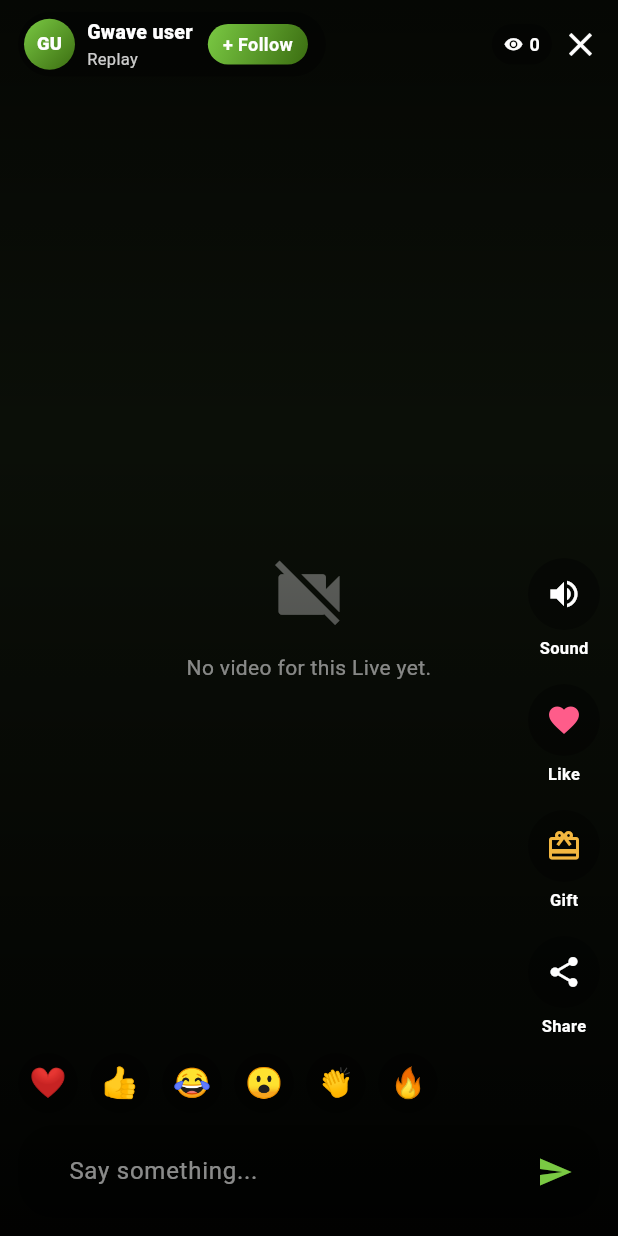
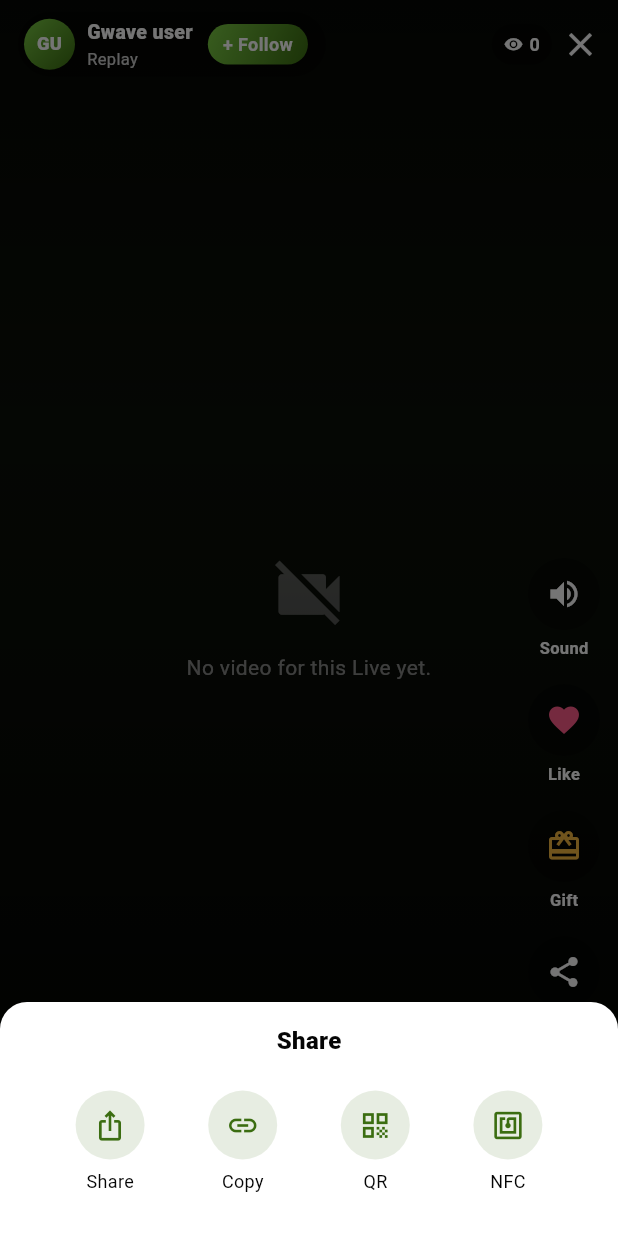
Before and after one commit to KoNyein/gwave.ai, a Flutter app: the LiveWatchScreen screen opened directly with empty values, after a tap on "Share", on a phone screen of 412 x 824 dp. Run offline on Flutter 3.47's test engine with Material 3 defaults, Android fonts, the phone set to English and light mode, and no system bars; our stand-ins replace app_links, audioplayers, cached_network_image, camera, file_picker, firebase_core and 16 more; missing offline and left inert: apivideo_live_stream, flutter_webrtc, livekit_client, mobile_scanner, nearby_connections, nfc_manager and 4 more; accounts and stored records are empty; network calls fail; statements that could not run were skipped; project files that could hold a hidden picture were left out.

Commit message:
Share: QR + NFC share sheet for posts/reels/lives + a QR generator tool
- New reusable widgets/share_sheet.dart (System share / Copy link / QR code /
  write-to-NFC-tag) wired into the post card, the reels rail, and the live
  watch rail — every shareable item can now hand off as a scannable QR or a
  tap-to-open NFC tag, not just a copied link.
- New Tools → QR chip: an on-device QR generator with Text / URL / Phone /
  SMS / Wi-Fi templates, live preview, copy + share.

Co-Authored-By: Claude Opus 4.8 <noreply@anthropic.com>
Claude-Session: https://claude.ai/code/session_012s9enLxZbWByPEqhMYct4c

```diff
--- a/mobile/lib/features/live/live_watch_screen.dart
+++ b/mobile/lib/features/live/live_watch_screen.dart
@@ -13,6 +13,7 @@ import '../../core/config.dart';
 import '../../core/models.dart';
 import '../../core/repository.dart';
 import '../../core/theme.dart';
+import '../../widgets/share_sheet.dart';
 import '../../widgets/common.dart';
 import '../web/web_screen.dart';
 
@@ -717,7 +718,13 @@ class _LiveWatchScreenState extends State<LiveWatchScreen> {
         _railButton(Icons.card_giftcard, "Gift", GwColors.gold,
             onTap: () => _react("🔥")),
         const SizedBox(height: 16),
-        _railButton(Icons.share, "Share", Colors.white, onTap: () {}),
+        _railButton(Icons.share, "Share", Colors.white, onTap: () {
+          showShareSheet(
+            context,
+            url: "https://gwave.cc/live/${widget.stream.id}",
+            title: widget.stream.title,
+          );
+        }),
       ],
     );
   }
--- a/mobile/lib/features/tools/tools_screen.dart
+++ b/mobile/lib/features/tools/tools_screen.dart
@@ -5,6 +5,7 @@ import 'package:flutter/services.dart';
 
 import '../../core/theme.dart';
 import 'nfc_tool_screen.dart';
+import 'qr_tool.dart';
 
 /// Native agriculture calculators — pure on-device math, so they work offline.
 /// A chip selector switches between calculators; each renders its own inputs
@@ -16,7 +17,7 @@ class ToolsScreen extends StatefulWidget {
   State<ToolsScreen> createState() => _ToolsScreenState();
 }
 
-enum _Calc { ecPpm, vpd, units, currency, profit, nfc }
+enum _Calc { ecPpm, vpd, units, currency, profit, qr, nfc }
 
 class _ToolsScreenState extends State<ToolsScreen> {
   _Calc _calc = _Calc.ecPpm;
@@ -27,6 +28,7 @@ class _ToolsScreenState extends State<ToolsScreen> {
     _Calc.units: "Units",
     _Calc.currency: "Currency",
     _Calc.profit: "Profit",
+    _Calc.qr: "QR",
     _Calc.nfc: "NFC",
   };
   static const _icons = {
@@ -35,6 +37,7 @@ class _ToolsScreenState extends State<ToolsScreen> {
     _Calc.units: Icons.straighten_outlined,
     _Calc.currency: Icons.payments_outlined,
     _Calc.profit: Icons.trending_up,
+    _Calc.qr: Icons.qr_code_2,
     _Calc.nfc: Icons.nfc,
   };
 
@@ -88,6 +91,7 @@ class _ToolsScreenState extends State<ToolsScreen> {
                       _Calc.units => const _UnitCalc(),
                       _Calc.currency => const _CurrencyCalc(),
                       _Calc.profit => const _ProfitCalc(),
+                      _Calc.qr => const QrTool(),
                       _Calc.nfc => const SizedBox.shrink(),
                     },
                   ),
--- /dev/null
+++ b/mobile/lib/widgets/share_sheet.dart
@@ -0,0 +1,198 @@
+import 'package:flutter/material.dart';
+import 'package:flutter/services.dart';
+import 'package:nfc_manager/nfc_manager.dart';
+import 'package:qr_flutter/qr_flutter.dart';
+import 'package:share_plus/share_plus.dart';
+
+import '../core/i18n.dart';
+import '../core/theme.dart';
+
+/// One reusable "share this" sheet for posts, reels, lives and videos.
+/// Offers: system share, copy link, a scannable QR code of the link, and
+/// writing the link to an NFC tag (tap-to-open). Any surface with a shareable
+/// gwave.cc URL can call [showShareSheet].
+Future<void> showShareSheet(
+  BuildContext context, {
+  required String url,
+  String? title,
+  String? message,
+}) {
+  return showModalBottomSheet(
+    context: context,
+    isScrollControlled: true,
+    backgroundColor: GwColors.surfaceOf(context),
+    shape: const RoundedRectangleBorder(
+      borderRadius: BorderRadius.vertical(top: Radius.circular(18)),
+    ),
+    builder: (_) => _ShareSheet(url: url, title: title, message: message),
+  );
+}
+
+class _ShareSheet extends StatefulWidget {
+  const _ShareSheet({required this.url, this.title, this.message});
+  final String url;
+  final String? title;
+  final String? message;
+
+  @override
+  State<_ShareSheet> createState() => _ShareSheetState();
+}
+
+class _ShareSheetState extends State<_ShareSheet> {
+  bool _showQr = false;
+  String? _nfcStatus;
+
+  void _copy() {
+    Clipboard.setData(ClipboardData(text: widget.url));
+    ScaffoldMessenger.of(context).showSnackBar(SnackBar(
+        content: Text(tr(context, "Link copied", "လင့်ခ် ကူးပြီးပါပြီ"))));
+  }
+
+  void _system() {
+    final body = widget.message?.trim().isNotEmpty == true
+        ? "${widget.message}\n\n${widget.url}"
+        : widget.url;
+    Share.share(body, subject: widget.title);
+  }
+
+  Future<void> _nfc() async {
+    bool ok = false;
+    try {
+      ok = await NfcManager.instance.isAvailable();
+    } catch (_) {}
+    if (!ok) {
+      setState(() => _nfcStatus = tr(context,
+          "NFC is off or not supported on this phone.",
+          "ဒီဖုန်းမှာ NFC ပိတ်ထား/မပါပါ။"));
+      return;
+    }
+    setState(() => _nfcStatus = tr(context,
+        "Hold a writable NFC tag against the phone…",
+        "ရေးလို့ရတဲ့ NFC tag ကို ဖုန်းနောက်ကျောမှာ ကပ်ထားပါ…"));
+    NfcManager.instance.startSession(onDiscovered: (tag) async {
+      try {
+        final ndef = Ndef.from(tag);
+        if (ndef == null || !ndef.isWritable) {
+          throw Exception(tr(context, "This tag can't be written.",
+              "ဒီ tag ကို ရေးလို့ မရပါ။"));
+        }
+        // A URI record makes any phone open the link on tap.
+        await ndef.write(NdefMessage([NdefRecord.createUri(Uri.parse(widget.url))]));
+        if (mounted) {
+          setState(() => _nfcStatus = tr(context,
+              "✓ Tag written — tap it to open this link",
+              "✓ Tag ရေးပြီးပါပြီ — ကပ်ရုံနဲ့ ဒီလင့်ခ် ပွင့်မယ်"));
+        }
+      } catch (e) {
+        if (mounted) setState(() => _nfcStatus = "$e");
+      } finally {
+        await NfcManager.instance.stopSession().catchError((_) {});
+      }
+    });
+  }
+
+  @override
+  void dispose() {
+    NfcManager.instance.stopSession().catchError((_) {});
+    super.dispose();
+  }
+
+  @override
+  Widget build(BuildContext context) {
+    return SafeArea(
+      child: Padding(
+        padding: const EdgeInsets.fromLTRB(18, 14, 18, 20),
+        child: Column(
+          mainAxisSize: MainAxisSize.min,
+          crossAxisAlignment: CrossAxisAlignment.stretch,
+          children: [
+            Center(
+              child: Text(
+                widget.title?.trim().isNotEmpty == true
+                    ? widget.title!
+                    : tr(context, "Share", "မျှဝေရန်"),
+                style: const TextStyle(fontWeight: FontWeight.w800, fontSize: 16),
+                maxLines: 1,
+                overflow: TextOverflow.ellipsis,
+              ),
+            ),
+            const SizedBox(height: 14),
+            if (_showQr) ...[
+              Center(
+                child: Container(
+                  padding: const EdgeInsets.all(14),
+                  decoration: BoxDecoration(
+                    color: Colors.white,
+                    borderRadius: BorderRadius.circular(14),
+                  ),
+                  child: QrImageView(
+                    data: widget.url,
+                    size: 220,
+                    backgroundColor: Colors.white,
+                  ),
+                ),
+              ),
+              const SizedBox(height: 8),
+              Center(
+                child: Text(
+                  tr(context, "Scan to open", "ဖတ်ရန် scan လုပ်ပါ"),
+                  style: TextStyle(
+                      fontSize: 12, color: GwColors.inkSoftOf(context)),
+                ),
+              ),
+              const SizedBox(height: 10),
+            ],
+            Row(
+              mainAxisAlignment: MainAxisAlignment.spaceEvenly,
+              children: [
+                _tile(Icons.ios_share, tr(context, "Share", "မျှဝေ"), _system),
+                _tile(Icons.link, tr(context, "Copy", "ကူးမည်"), _copy),
+                _tile(
+                    _showQr ? Icons.qr_code_2 : Icons.qr_code,
+                    "QR",
+                    () => setState(() => _showQr = !_showQr),
+                    active: _showQr),
+                _tile(Icons.nfc, "NFC", _nfc),
+              ],
+            ),
+            if (_nfcStatus != null) ...[
+              const SizedBox(height: 12),
+              Text(_nfcStatus!,
+                  textAlign: TextAlign.center,
+                  style: const TextStyle(fontSize: 12.5)),
+            ],
+          ],
+        ),
+      ),
+    );
+  }
+
+  Widget _tile(IconData icon, String label, VoidCallback onTap,
+      {bool active = false}) {
+    return InkWell(
+      borderRadius: BorderRadius.circular(12),
+      onTap: onTap,
+      child: Padding(
+        padding: const EdgeInsets.symmetric(horizontal: 10, vertical: 8),
+        child: Column(
+          mainAxisSize: MainAxisSize.min,
+          children: [
+            Container(
+              padding: const EdgeInsets.all(12),
+              decoration: BoxDecoration(
+                color: active
+                    ? GwColors.primary
+                    : GwColors.primary.withValues(alpha: 0.12),
+                shape: BoxShape.circle,
+              ),
+              child: Icon(icon,
+                  color: active ? Colors.white : GwColors.primary, size: 22),
+            ),
+            const SizedBox(height: 6),
+            Text(label, style: const TextStyle(fontSize: 12)),
+          ],
+        ),
+      ),
+    );
+  }
+}
```
Also changed, not shown: mobile/lib/features/feed/post_card.dart (+7 -3 lines), mobile/lib/features/reels/reels_screen.dart (+8 -1 lines), mobile/lib/features/tools/qr_tool.dart (added, +158 -0 lines).
